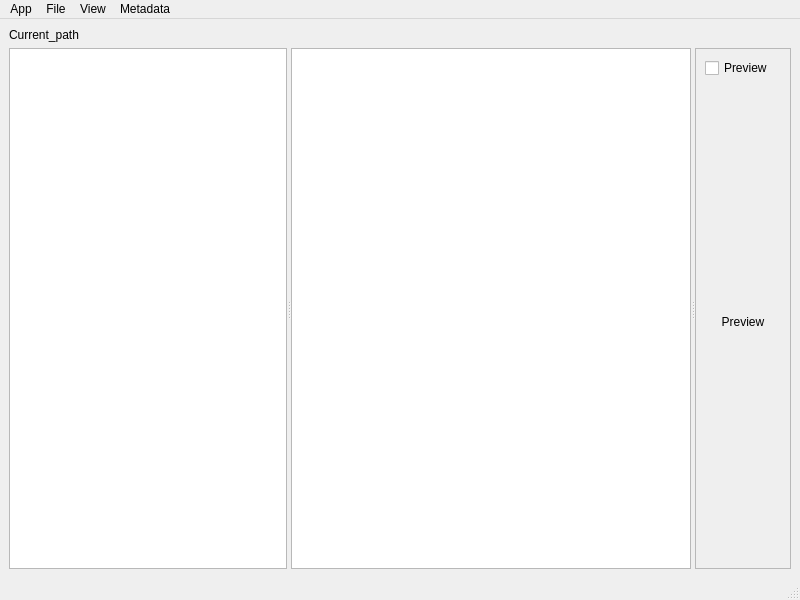
This is mainwindow.ui in rbbrnc/krbkACD as Qt 5 draws it before an edit. The edited form follows.
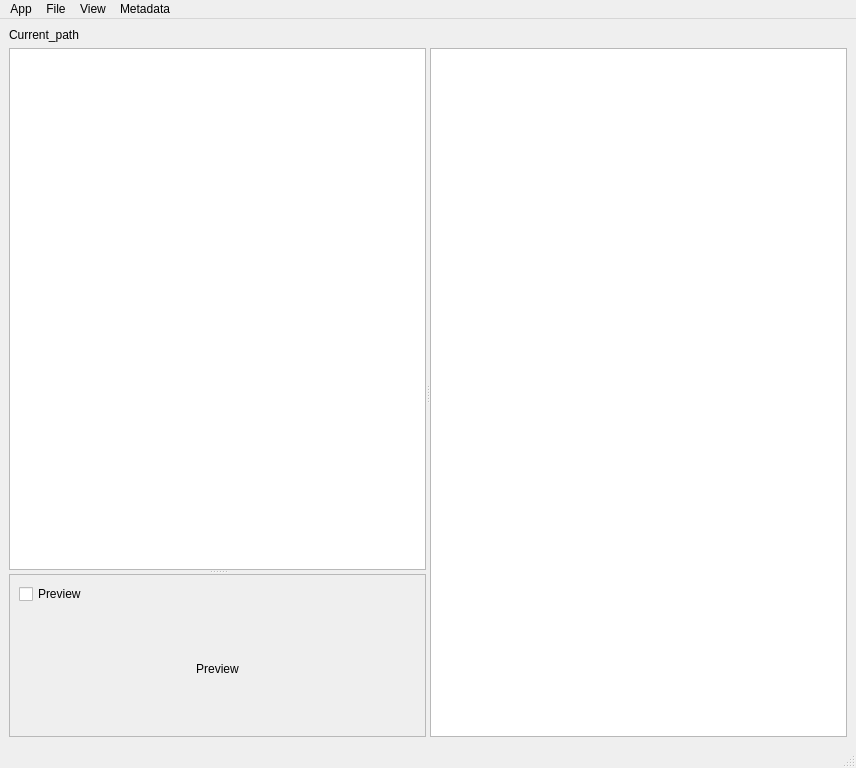
This is the edited form. Custom widgets are drawn as their Qt base class.

Commit message: Scale preview

What changed in the file:
```diff
--- a/mainwindow.ui
+++ b/mainwindow.ui
@@ -6,8 +6,8 @@
    <rect>
     <x>0</x>
     <y>0</y>
-    <width>800</width>
-    <height>600</height>
+    <width>856</width>
+    <height>768</height>
    </rect>
   </property>
   <property name="windowTitle">
@@ -33,7 +33,48 @@
       <property name="orientation">
        <enum>Qt::Horizontal</enum>
       </property>
-      <widget class="QListView" name="fmListView"/>
+      <widget class="QSplitter" name="previewSplitter">
+       <property name="orientation">
+        <enum>Qt::Vertical</enum>
+       </property>
+       <widget class="QListView" name="fmListView"/>
+       <widget class="QFrame" name="frameDx">
+        <property name="frameShape">
+         <enum>QFrame::StyledPanel</enum>
+        </property>
+        <property name="frameShadow">
+         <enum>QFrame::Raised</enum>
+        </property>
+        <layout class="QVBoxLayout" name="verticalLayout_2">
+         <item>
+          <widget class="QCheckBox" name="previewCheckBox">
+           <property name="focusPolicy">
+            <enum>Qt::NoFocus</enum>
+           </property>
+           <property name="text">
+            <string>Preview</string>
+           </property>
+          </widget>
+         </item>
+         <item>
+          <widget class="QLabel" name="preview">
+           <property name="sizePolicy">
+            <sizepolicy hsizetype="Preferred" vsizetype="Expanding">
+             <horstretch>0</horstretch>
+             <verstretch>0</verstretch>
+            </sizepolicy>
+           </property>
+           <property name="text">
+            <string>Preview</string>
+           </property>
+           <property name="alignment">
+            <set>Qt::AlignCenter</set>
+           </property>
+          </widget>
+         </item>
+        </layout>
+       </widget>
+      </widget>
       <widget class="QStackedWidget" name="stackedWidget">
        <property name="sizePolicy">
         <sizepolicy hsizetype="Expanding" vsizetype="Preferred">
@@ -80,42 +121,6 @@
         </property>
        </widget>
       </widget>
-      <widget class="QFrame" name="frameDx">
-       <property name="frameShape">
-        <enum>QFrame::StyledPanel</enum>
-       </property>
-       <property name="frameShadow">
-        <enum>QFrame::Raised</enum>
-       </property>
-       <layout class="QVBoxLayout" name="verticalLayout_2">
-        <item>
-         <widget class="QCheckBox" name="previewCheckBox">
-          <property name="focusPolicy">
-           <enum>Qt::NoFocus</enum>
-          </property>
-          <property name="text">
-           <string>Preview</string>
-          </property>
-         </widget>
-        </item>
-        <item>
-         <widget class="QLabel" name="preview">
-          <property name="sizePolicy">
-           <sizepolicy hsizetype="Preferred" vsizetype="Expanding">
-            <horstretch>0</horstretch>
-            <verstretch>0</verstretch>
-           </sizepolicy>
-          </property>
-          <property name="text">
-           <string>Preview</string>
-          </property>
-          <property name="alignment">
-           <set>Qt::AlignCenter</set>
-          </property>
-         </widget>
-        </item>
-       </layout>
-      </widget>
      </widget>
     </item>
    </layout>
@@ -125,7 +130,7 @@
     <rect>
      <x>0</x>
      <y>0</y>
-     <width>800</width>
+     <width>856</width>
      <height>21</height>
     </rect>
    </property>
```
Left out of the diff: 5 changed lines with no effect on the pictures. The commit also changes 2 other files.
